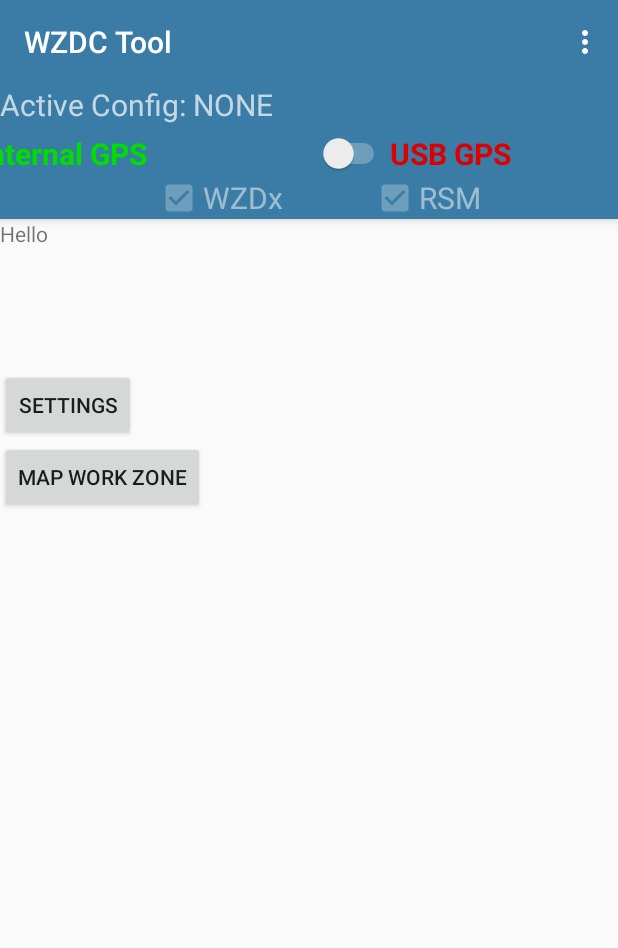
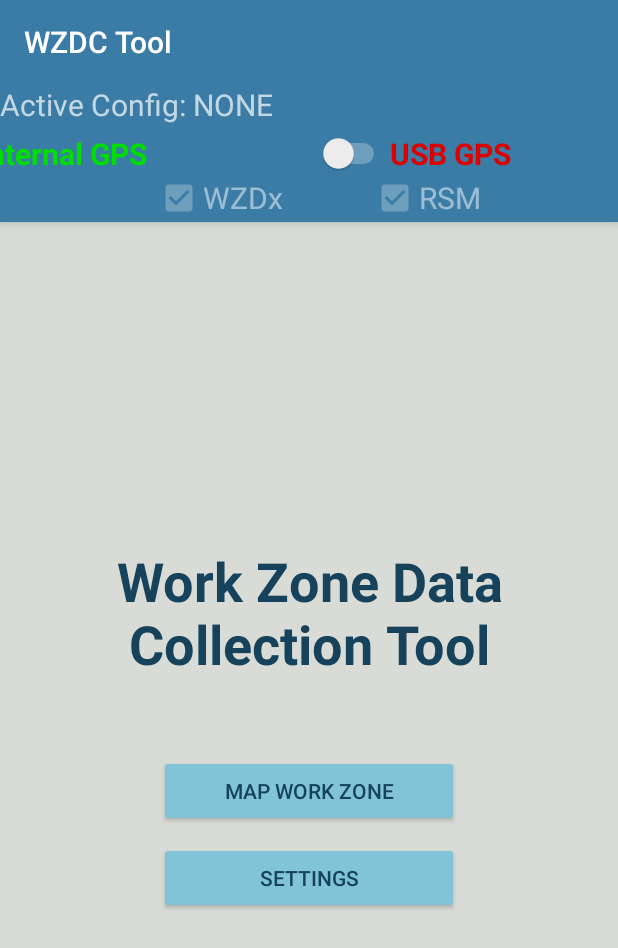
Before and after one commit to TonyEnglish/V2X_MobileApplication, an Android app: the screen it shows after launch (MainActivity), on a phone screen of 412 x 824 dp. Shown: the top 948 px of the screen. Run offline under Robolectric (Android 15) with nearby library versions, the phone set to English and light mode, and no system bars; libraries missing offline, so code that uses them is left out: com.felhr.usbserial, com.microsoft.azure, rx.subjects; 13 statements that could not run were skipped.

Commit message:
ui changes and animations

```diff
--- a/WZDCTool/app/src/main/java/com/wzdctool/android/MainActivity.kt
+++ b/WZDCTool/app/src/main/java/com/wzdctool/android/MainActivity.kt
@@ -272,11 +272,11 @@ class MainActivity : AppCompatActivity() {
         }
     }
 
-    override fun onCreateOptionsMenu(menu: Menu): Boolean {
+    //override fun onCreateOptionsMenu(menu: Menu): Boolean {
         // Inflate the menu; this adds items to the action bar if it is present.
-        menuInflater.inflate(R.menu.menu_main, menu)
-        return true
-    }
+        //menuInflater.inflate(R.menu.menu_main, menu)
+        //return true
+    //}
 
     override fun onOptionsItemSelected(item: MenuItem): Boolean {
         // Handle action bar item clicks here. The action bar will
--- a/WZDCTool/app/src/main/res/layout/activity_main.xml
+++ b/WZDCTool/app/src/main/res/layout/activity_main.xml
@@ -22,7 +22,7 @@
 
         <androidx.constraintlayout.widget.ConstraintLayout
             android:layout_width="match_parent"
-            android:layout_height="90dp">
+            android:layout_height="wrap_content">
 
             <TextView
                 android:id="@+id/activeConfigTextView"
@@ -120,12 +120,4 @@
 
     <include layout="@layout/content_main" />
 
-<!--        <com.google.android.material.floatingactionbutton.FloatingActionButton-->
-<!--        android:id="@+id/fab"-->
-<!--        android:layout_width="wrap_content"-->
-<!--        android:layout_height="wrap_content"-->
-<!--        android:layout_gravity="bottom|end"-->
-<!--        android:layout_margin="@dimen/fab_margin"-->
-<!--        app:srcCompat="@android:drawable/ic_dialog_email" />-->
-
 </androidx.coordinatorlayout.widget.CoordinatorLayout>
--- a/WZDCTool/app/src/main/res/layout/main_fragment.xml
+++ b/WZDCTool/app/src/main/res/layout/main_fragment.xml
@@ -3,30 +3,45 @@
     xmlns:tools="http://schemas.android.com/tools"
     android:layout_width="match_parent"
     android:layout_height="match_parent"
-    tools:context=".MainFragment">
+    tools:context=".MainFragment"
+    android:background="@color/background">
 
     <LinearLayout
         android:layout_width="match_parent"
-        android:layout_height="match_parent"
-        android:orientation="vertical">
-
+        android:layout_height="wrap_content"
+        android:orientation="vertical"
+        android:layout_centerInParent="true"
+        android:gravity="center">
 
         <TextView
-            android:layout_width="match_parent"
-            android:layout_height="100dp"
-            android:text="Hello" />
+            android:layout_width="wrap_content"
+            android:layout_height="wrap_content"
+            android:text="Work Zone Data Collection Tool"
+            android:textColor="@color/text"
+            android:textSize="36sp"
+            android:textStyle="bold"
+            android:layout_marginBottom="50sp"
+            android:layout_marginLeft="10dp"
+            android:layout_marginRight="10dp"
+            android:textAlignment="center"
+            android:gravity="center"/>
+
+        <Button
+            android:id="@+id/createMapButton"
+            android:layout_width="200sp"
+            android:layout_height="wrap_content"
+            android:text="Map Work Zone"
+            android:backgroundTint="@color/colorAccent"
+            android:textColor="@color/button_text"
+            android:layout_marginBottom="10sp" />
 
         <Button
             android:id="@+id/settingsButton"
-            android:layout_width="wrap_content"
+            android:layout_width="200sp"
             android:layout_height="wrap_content"
-            android:text="Settings" />
-
-        <Button
-            android:id="@+id/createMapButton"
-            android:layout_width="wrap_content"
-            android:layout_height="wrap_content"
-            android:text="Map Work Zone" />
+            android:text="Settings"
+            android:backgroundTint="@color/colorAccent"
+            android:textColor="@color/button_text" />
 
     </LinearLayout>
 
--- a/WZDCTool/app/src/main/res/navigation/nav_graph.xml
+++ b/WZDCTool/app/src/main/res/navigation/nav_graph.xml
@@ -33,7 +33,9 @@
         tools:layout="@layout/settings_fragment">
         <action
             android:id="@+id/action_SettingsFragment_to_MainFragment"
-            app:destination="@id/MainFragment" />
+            app:destination="@id/MainFragment"
+            app:enterAnim="@anim/slide_in_bottom"
+            app:exitAnim="@anim/slide_out_top" />
     </fragment>
     <fragment
         android:id="@+id/MainFragment"
@@ -42,9 +44,13 @@
         tools:layout="@layout/main_fragment">
         <action
             android:id="@+id/action_MainFragment_to_SettingsFragment"
-            app:destination="@id/SettingsFragment" />
+            app:destination="@id/SettingsFragment"
+            app:enterAnim="@anim/slide_in_top"
+            app:exitAnim="@anim/slide_out_bottom" />
         <action
             android:id="@+id/action_MainFragment_to_FirstFragment"
-            app:destination="@id/FirstFragment" />
+            app:destination="@id/FirstFragment"
+            app:enterAnim="@anim/slide_in_right"
+            app:exitAnim="@anim/slide_out_left" />
     </fragment>
 </navigation>
```
Also changed, not shown: WZDCTool/app/src/main/res/layout/settings_fragment.xml (+21 -5 lines).
